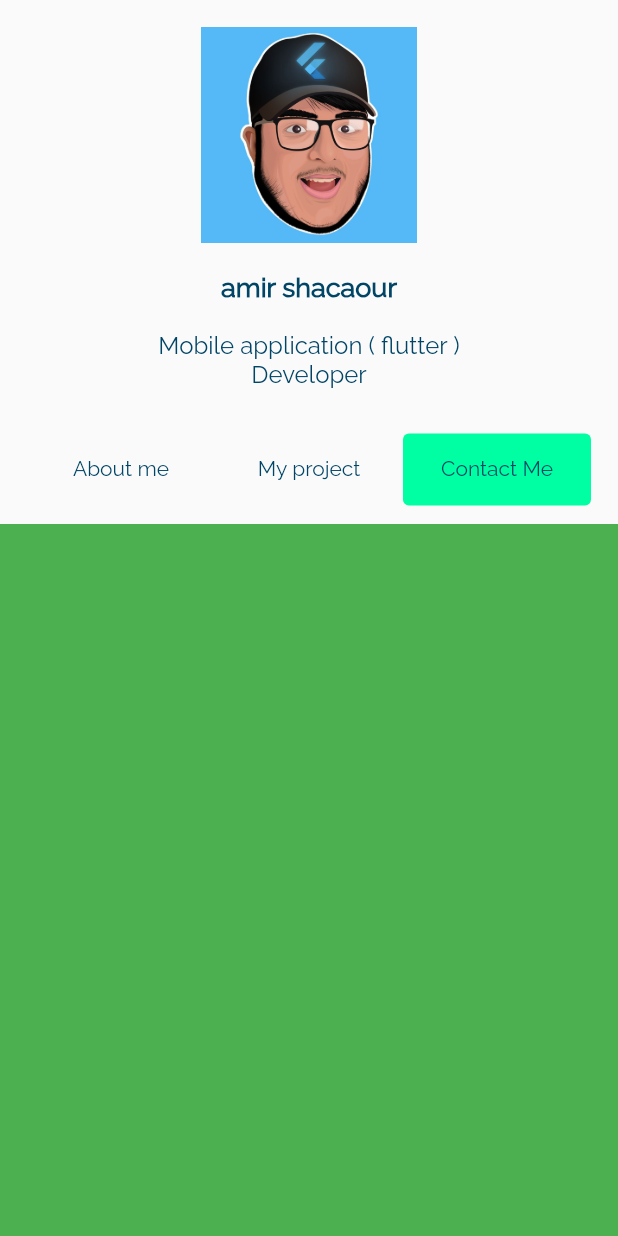
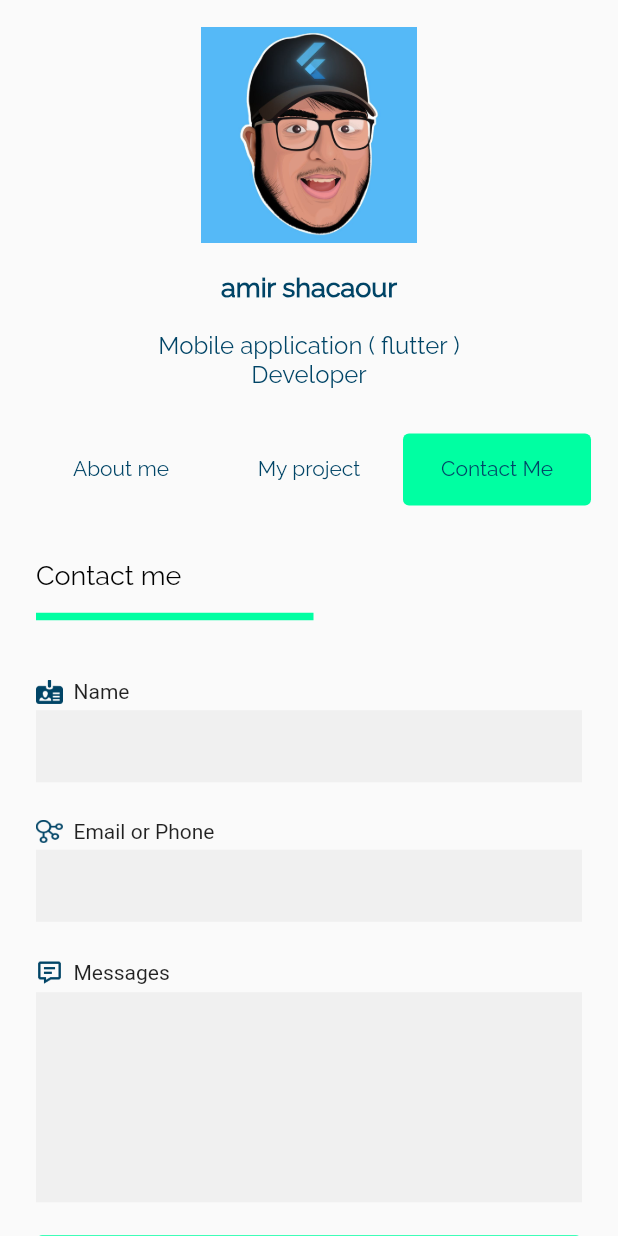
Before and after one commit to yumyumto/cvApp, a Flutter app: the screen it shows after launch, tab 3 chosen, on a phone screen of 412 x 824 dp. Run offline on Flutter 3.47's test engine with Material 2 defaults, Android fonts, the light colour scheme and no system bars.

Commit message:
maded contact-me

```diff
--- a/lib/screens/home_screen.dart
+++ b/lib/screens/home_screen.dart
@@ -1,4 +1,5 @@
 import 'package:cva_app/widgets/about_me.dart';
+import 'package:cva_app/widgets/contact_me.dart';
 import 'package:flutter/material.dart';
 //import 'package:google_fonts/google_fonts.dart';
 
@@ -155,9 +156,7 @@ class _HomeScreenPageState extends State<HomeScreenPage>
                   Container(
                     color: Colors.blue,
                   ),
-                  Container(
-                    color: Colors.green,
-                  ),
+                  ContactMe(),
                 ],
               ),
             ),
--- /dev/null
+++ b/lib/widgets/contact_me.dart
@@ -0,0 +1,144 @@
+import 'package:flutter/material.dart';
+
+class ContactMe extends StatefulWidget {
+  const ContactMe({super.key});
+
+  @override
+  State<ContactMe> createState() => _ContactMeState();
+}
+
+class _ContactMeState extends State<ContactMe> {
+  @override
+  Widget build(BuildContext context) {
+    return SingleChildScrollView(
+      child: Padding(
+        padding: const EdgeInsets.symmetric(horizontal: 24.0, vertical: 24),
+        child: Column(
+          crossAxisAlignment: CrossAxisAlignment.start,
+          children: [
+            Text(
+              'Contact me',
+              style: TextStyle(
+                color: Colors.black,
+                fontSize: 18,
+                fontFamily: 'raleway-regular',
+                fontWeight: FontWeight.w400,
+              ),
+            ),
+            SizedBox(
+              height: 9,
+            ),
+            Divider(
+              thickness: 5,
+              color: Color(0xFF00FFA2),
+              indent: 0,
+              endIndent: 179,
+            ),
+            SizedBox(height: 34),
+            // Name TextFiled
+            Row(
+              children: [
+                Image.asset(
+                  'assets/images/name.png',
+                  width: 18,
+                ),
+                SizedBox(width: 7),
+                Text(
+                  'Name',
+                )
+              ],
+            ),
+
+            SizedBox(height: 4),
+
+            Container(
+              color: Color(0xFFF0F0F0),
+              child: TextField(
+                decoration: InputDecoration(
+                  border: InputBorder.none,
+                ),
+              ),
+            ),
+
+            SizedBox(height: 25),
+
+            // Email or phone TextField
+            Row(
+              children: [
+                Image.asset(
+                  'assets/images/email.png',
+                  width: 18,
+                ),
+                SizedBox(width: 7),
+                Text(
+                  'Email or Phone',
+                )
+              ],
+            ),
+
+            SizedBox(height: 4),
+
+            Container(
+              color: Color(0xFFF0F0F0),
+              child: TextField(
+                decoration: InputDecoration(
+                  border: InputBorder.none,
+                ),
+              ),
+            ),
+
+            SizedBox(height: 25),
+
+            // message TextFiled
+            Row(
+              children: [
+                Image.asset(
+                  'assets/images/message.png',
+                  width: 18,
+                ),
+                SizedBox(width: 7),
+                Text(
+                  'Messages',
+                )
+              ],
+            ),
+
+            SizedBox(height: 4),
+
+            Container(
+              color: Color(0xFFF0F0F0),
+              height: 140,
+              child: TextField(
+                decoration: InputDecoration(
+                  border: InputBorder.none,
+                ),
+              ),
+            ),
+
+            SizedBox(height: 22),
+
+            Center(
+              child: Container(
+                width: 370,
+                height: 42,
+                decoration: BoxDecoration(
+                  color: Color(0xFF00FFA2),
+                  borderRadius: BorderRadius.circular(4),
+                ),
+                child: TextButton(
+                  onPressed: () {},
+                  child: Text(
+                    'Submit',
+                    style: TextStyle(
+                      color: Color(0xFF004466),
+                    ),
+                  ),
+                ),
+              ),
+            )
+          ],
+        ),
+      ),
+    );
+  }
+}
```
Also changed, not shown: assets/images/email.png (added), assets/images/message.png (added), assets/images/name.png (added).
